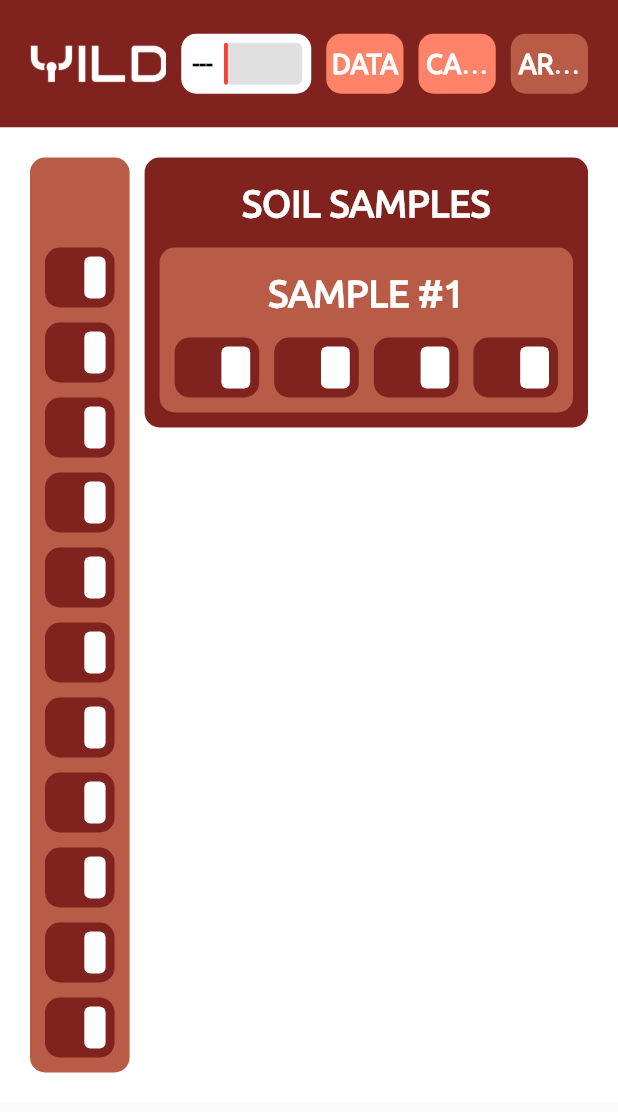
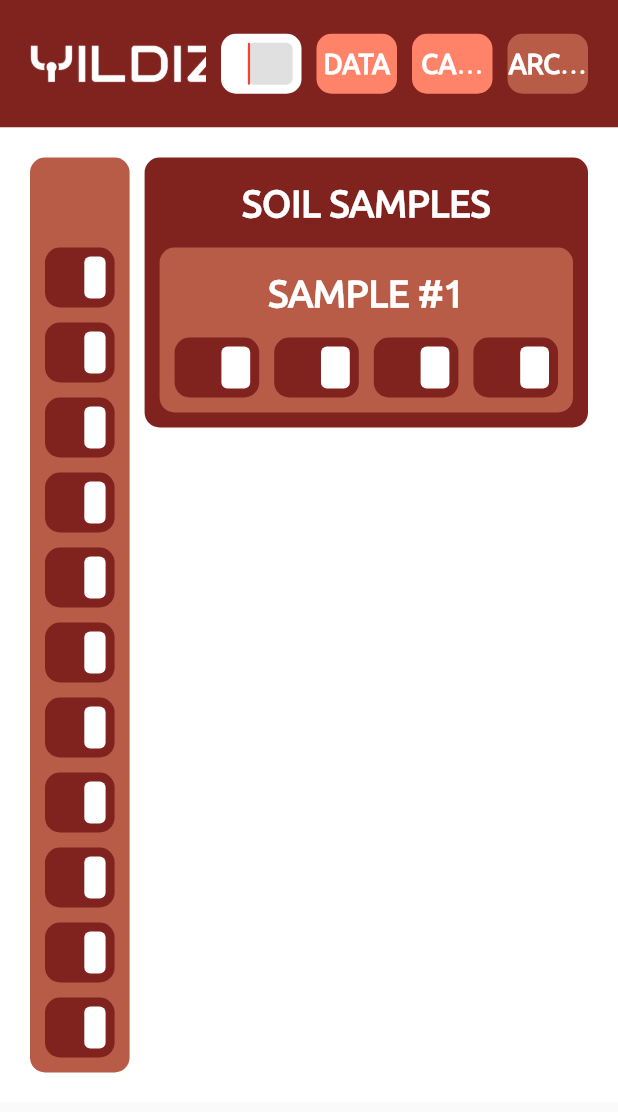
Before and after one commit to aliemrenebiler/Yildiz_Rover_UI, a Flutter app: the ArchiveScreen screen opened by its route, on a phone screen of 412 x 824 dp. Shown: the top 1112 px of the screen. Run offline on Flutter 3.47's test engine with Material 2 defaults, Android fonts, the phone set to English and light mode, and no system bars; our stand-ins replace page_transition, syncfusion_flutter_charts; missing offline and left inert: webviewx; network calls fail; project files that could hold a hidden picture were left out.

Commit message:
top bar was fixed

```diff
--- a/lib/backend/classes.dart
+++ b/lib/backend/classes.dart
@@ -112,14 +112,3 @@ class Soil {
         "k": k,
       };
 }
-
-class SoilSample {
-  int id;
-  Soil soil;
-  List<Spectro> spectro;
-  SoilSample({
-    required this.id,
-    required this.soil,
-    required this.spectro,
-  });
-}
--- a/lib/backend/methods/general_methods.dart
+++ b/lib/backend/methods/general_methods.dart
@@ -62,10 +62,8 @@ getData(String url) async {
       if (int.parse(jsonData['atmosphere']['id']) != nullData) {
         atmosphereController.add(jsonData['atmosphere']);
       }
-      if (int.parse(jsonData['spectro']['id']) != nullData) {
-        spectroController.add(jsonData['spectro']);
-      }
       if (int.parse(jsonData['soil']['id']) != nullData) {
+        saveSoilData(jsonData['soil']);
         soilController.add(jsonData['soil']);
       }
       if (int.parse(jsonData['gas']['id']) != nullData) {
--- a/lib/backend/methods/saving_methods.dart
+++ b/lib/backend/methods/saving_methods.dart
@@ -2,16 +2,11 @@ import '../classes.dart';
 
 // DATA PAGE DATA
 List<Gas> gasChartData = [];
-List<Spectro> spectroChartData = [];
 
 // ARCHIVE PAGE DATA
 int sampleAmount = 0;
-List<SoilSample> soilSamples = [
-  SoilSample(
-    id: 1,
-    soil: Soil(id: 0, temperature: 1, n: 2, p: 3, k: 4),
-    spectro: spectroChartData,
-  ),
+List<Soil> soilSamples = [
+  Soil(id: 1, temperature: 1, n: 2, p: 3, k: 4),
 ];
 Gas avrgGas = Gas(
   id: 0,
@@ -57,10 +52,5 @@ saveGasData(Map<String, dynamic> newData) {
 saveSoilData(Map<String, dynamic> newData) {
   Soil newSoil = Soil.fromJson(newData);
   sampleAmount += 1;
-  SoilSample newSample =
-      SoilSample(id: sampleAmount, soil: newSoil, spectro: spectroChartData);
-  soilSamples.add(newSample);
+  soilSamples.add(newSoil);
 }
-
-// WILL BE CHANGED <===========================================================================0
-saveSpectroData() {}
--- a/lib/screens/archivescreen.dart
+++ b/lib/screens/archivescreen.dart
@@ -66,7 +66,7 @@ class _ArchiveScreenState extends State<ArchiveScreen> {
                         children: [
                           Container(
                             padding: const EdgeInsets.all(5),
-                            child: const SamplesBox(),
+                            child: const AllSamplesBox(),
                           )
                         ],
                       ),
@@ -409,7 +409,7 @@ class SampleBox extends StatelessWidget {
                   margin: const EdgeInsets.all(5),
                   child: StaticDataBox(
                     name: 'Temperature (°C)',
-                    value: soilSamples[sample].soil.temperature.toString(),
+                    value: soilSamples[sample].temperature.toString(),
                   ),
                 ),
               ),
@@ -418,7 +418,7 @@ class SampleBox extends StatelessWidget {
                   margin: const EdgeInsets.all(5),
                   child: StaticDataBox(
                     name: 'N Amount (mg/L)',
-                    value: soilSamples[sample].soil.n.toString(),
+                    value: soilSamples[sample].n.toString(),
                   ),
                 ),
               ),
@@ -427,7 +427,7 @@ class SampleBox extends StatelessWidget {
                   margin: const EdgeInsets.all(5),
                   child: StaticDataBox(
                     name: 'P Amount (mg/L)',
-                    value: soilSamples[sample].soil.p.toString(),
+                    value: soilSamples[sample].p.toString(),
                   ),
                 ),
               ),
@@ -436,7 +436,7 @@ class SampleBox extends StatelessWidget {
                   margin: const EdgeInsets.all(5),
                   child: StaticDataBox(
                     name: 'K Amount (mg/L)',
-                    value: soilSamples[sample].soil.k.toString(),
+                    value: soilSamples[sample].k.toString(),
                   ),
                 ),
               ),
@@ -448,8 +448,8 @@ class SampleBox extends StatelessWidget {
   }
 }
 
-class SamplesBox extends StatelessWidget {
-  const SamplesBox({
+class AllSamplesBox extends StatelessWidget {
+  const AllSamplesBox({
     Key? key,
   }) : super(key: key);
 
--- a/lib/screens/generalwidgets.dart
+++ b/lib/screens/generalwidgets.dart
@@ -18,6 +18,7 @@ class TopNavBar extends StatelessWidget {
         crossAxisAlignment: CrossAxisAlignment.center,
         children: [
           Expanded(
+            flex: 2,
             child: InkWell(
               onTap: () {
                 Navigator.pop(context);
@@ -36,10 +37,37 @@ class TopNavBar extends StatelessWidget {
               ),
             ),
           ),
-          const BatteryBox(),
+          Expanded(
+            flex: 1,
+            child: Container(
+              padding: const EdgeInsets.all(5),
+              child: const BatteryBox(),
+            ),
+          ),
+          Expanded(
+            flex: 1,
+            child: Container(
+              padding: const EdgeInsets.all(5),
+              child:
                   const TopNavBarButton(text: 'DATA', nextRoute: '/datascreen'),
-          const TopNavBarButton(text: 'CAMERA', nextRoute: '/camerascreen'),
-          const TopNavBarButton(text: 'ARCHIVE', nextRoute: '/archivescreen'),
+            ),
+          ),
+          Expanded(
+            flex: 1,
+            child: Container(
+              padding: const EdgeInsets.all(5),
+              child: const TopNavBarButton(
+                  text: 'CAMERA', nextRoute: '/camerascreen'),
+            ),
+          ),
+          Expanded(
+            flex: 1,
+            child: Container(
+              padding: const EdgeInsets.all(5),
+              child: const TopNavBarButton(
+                  text: 'ARCHIVE', nextRoute: '/archivescreen'),
+            ),
+          ),
         ],
       ),
     );
@@ -52,7 +80,6 @@ class BatteryBox extends StatelessWidget {
   @override
   Widget build(BuildContext context) {
     return Container(
-      margin: const EdgeInsets.all(5),
       padding: const EdgeInsets.all(3),
       height: 40,
       decoration: BoxDecoration(
@@ -82,10 +109,11 @@ class BatteryBox extends StatelessWidget {
             mainAxisAlignment: MainAxisAlignment.start,
             crossAxisAlignment: CrossAxisAlignment.center,
             children: [
-              Container(
+              Expanded(
+                flex: 1,
+                child: Container(
                   alignment: Alignment.center,
                   margin: const EdgeInsets.all(3),
-                width: MediaQuery.of(context).size.width / 25,
                   child: Text(
                     batteryText,
                     textAlign: TextAlign.center,
@@ -97,36 +125,42 @@ class BatteryBox extends StatelessWidget {
                     ),
                   ),
                 ),
-              Container(
+              ),
+              Expanded(
+                flex: 3,
+                child: Container(
                   height: 28,
-                width: MediaQuery.of(context).size.width / 6 -
-                    MediaQuery.of(context).size.width / 25,
                   margin: const EdgeInsets.all(3),
                   decoration: BoxDecoration(
                     color: Color(roverLightGrey),
-                  borderRadius: BorderRadius.all(Radius.circular(roverRadiusM)),
+                    borderRadius:
+                        BorderRadius.all(Radius.circular(roverRadiusM)),
                   ),
                   child: Column(
                     mainAxisAlignment: MainAxisAlignment.center,
                     crossAxisAlignment: CrossAxisAlignment.start,
                     children: [
-                    Container(
+                      LayoutBuilder(
+                        builder:
+                            (BuildContext context, BoxConstraints constraints) {
+                          return Container(
                             height: 28,
-                      width: (MediaQuery.of(context).size.width / 6 -
-                              MediaQuery.of(context).size.width / 25) /
-                          100 *
-                          batteryPrecent,
+                            width:
+                                constraints.maxWidth * (batteryPrecent / 100),
                             decoration: BoxDecoration(
                               color: (batteryPrecent <= 10)
                                   ? roverGraphRed
                                   : (batteryPrecent <= 50)
                                       ? roverGraphYellow
                                       : roverGraphGreen,
-                        borderRadius:
-                            BorderRadius.all(Radius.circular(roverRadiusM)),
+                              borderRadius: BorderRadius.all(
+                                  Radius.circular(roverRadiusM)),
                             ),
+                          );
+                        },
                       ),
                     ],
+                  ),
                 ),
               ),
             ],
@@ -154,9 +188,7 @@ class TopNavBarButton extends StatelessWidget {
     } else {
       isCurrentRoute = false;
     }
-    return Container(
-      margin: const EdgeInsets.all(5),
-      child: InkWell(
+    return InkWell(
       onTap: () {
         if (!isCurrentRoute) {
           Navigator.pushReplacementNamed(context, nextRoute);
@@ -165,7 +197,6 @@ class TopNavBarButton extends StatelessWidget {
       child: Container(
         alignment: Alignment.center,
         height: 40,
-          width: MediaQuery.of(context).size.width / 8,
         decoration: BoxDecoration(
           color: isCurrentRoute ? Color(roverDarkCoral) : Color(roverCoral),
           borderRadius: BorderRadius.all(Radius.circular(roverRadiusL)),
@@ -181,7 +212,6 @@ class TopNavBarButton extends StatelessWidget {
           ),
         ),
       ),
-      ),
     );
   }
 }
```
Lines whose indentation alone changed are shown as unchanged.
